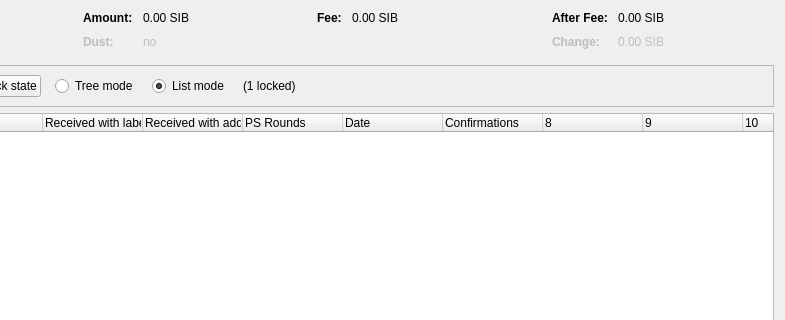
This is src/qt/forms/coincontroldialog.ui in heliseus/sibcoin as Qt 5 draws it before an edit; both pictures show x 169 to 954 and y 0 to 320 of the 954 by 500 pixel window. The edited form follows.
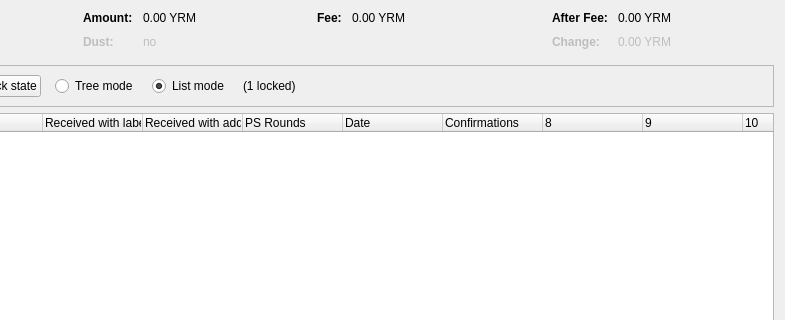
This is the edited form. Custom widgets are drawn as their Qt base class.

```diff
--- a/src/qt/forms/coincontroldialog.ui
+++ b/src/qt/forms/coincontroldialog.ui
@@ -132,7 +132,7 @@
           <enum>Qt::ActionsContextMenu</enum>
          </property>
          <property name="text">
-          <string notr="true">0.00 SIB</string>
+          <string notr="true">0.00 YRM</string>
          </property>
          <property name="textInteractionFlags">
           <set>Qt::LinksAccessibleByMouse|Qt::TextSelectableByKeyboard|Qt::TextSelectableByMouse</set>
@@ -212,7 +212,7 @@
           <enum>Qt::ActionsContextMenu</enum>
          </property>
          <property name="text">
-          <string notr="true">0.00 SIB</string>
+          <string notr="true">0.00 YRM</string>
          </property>
          <property name="textInteractionFlags">
           <set>Qt::LinksAccessibleByMouse|Qt::TextSelectableByKeyboard|Qt::TextSelectableByMouse</set>
@@ -257,7 +257,7 @@
           <enum>Qt::ActionsContextMenu</enum>
          </property>
          <property name="text">
-          <string notr="true">0.00 SIB</string>
+          <string notr="true">0.00 YRM</string>
          </property>
          <property name="textInteractionFlags">
           <set>Qt::LinksAccessibleByMouse|Qt::TextSelectableByKeyboard|Qt::TextSelectableByMouse</set>
@@ -292,7 +292,7 @@
           <enum>Qt::ActionsContextMenu</enum>
          </property>
          <property name="text">
-          <string notr="true">0.00 SIB</string>
+          <string notr="true">0.00 YRM</string>
          </property>
          <property name="textInteractionFlags">
           <set>Qt::LinksAccessibleByMouse|Qt::TextSelectableByKeyboard|Qt::TextSelectableByMouse</set>
```
